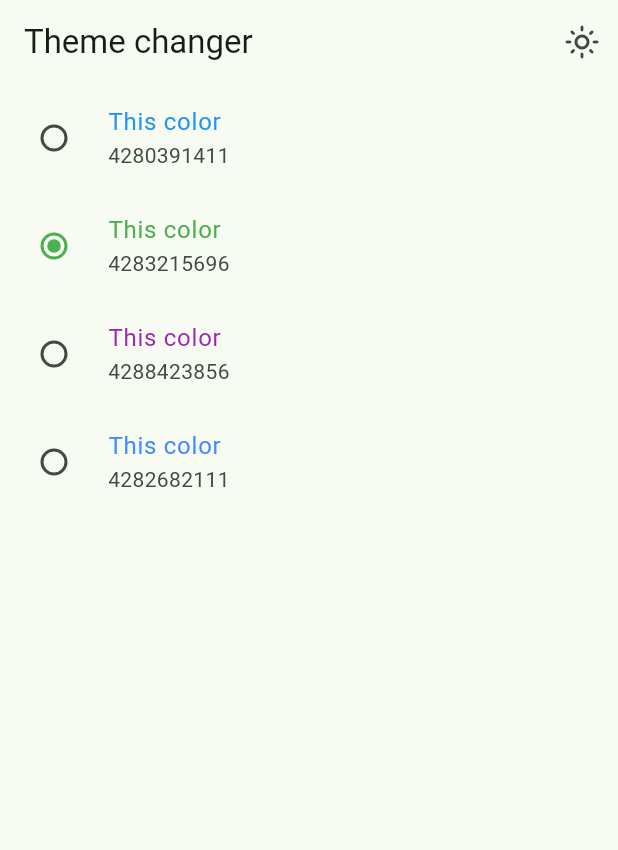
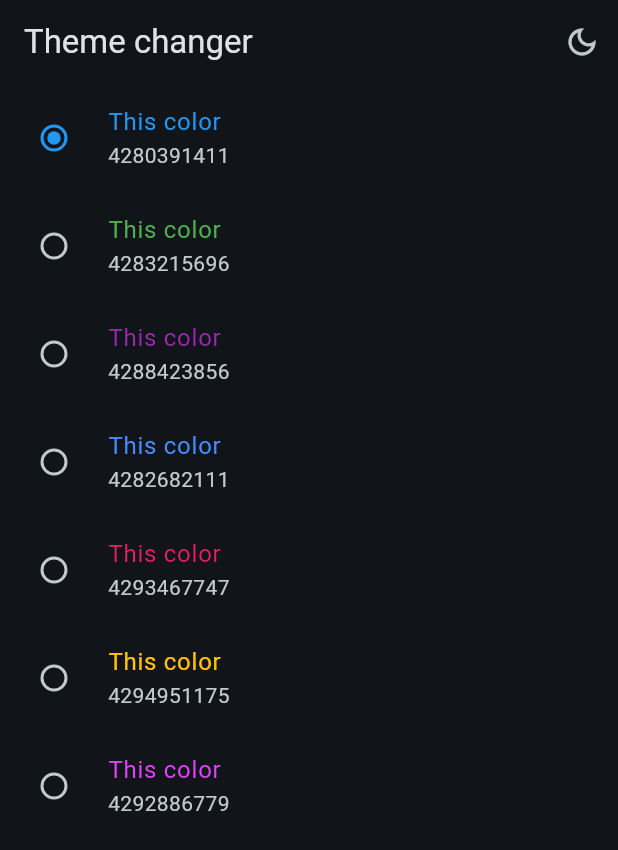
Before and after one commit to Fernando-uif/widgets-flutter, a Flutter app: the ThemeChangerScreen screen opened by its route, after a tap on the "light mode" icon, on a phone screen of 412 x 824 dp. Shown: the top 850 px of the screen. Run offline on Flutter 3.47's test engine with Material 3 defaults, Android fonts, the phone set to English and light mode, and no system bars; our stand-ins replace animate_do, flutter_riverpod, go_router.

Commit message:
change the theme and the color theme

```diff
--- a/lib/config/theme/app_theme.dart
+++ b/lib/config/theme/app_theme.dart
@@ -4,20 +4,25 @@ const colorList = <Color>[
   Colors.blue,
   Colors.green,
   Colors.purple,
-  Colors.blueAccent
+  Colors.blueAccent,
+  Colors.pink,
+  Colors.amber,
+  Colors.purpleAccent
 ];
 
 class AppTheme {
   final int selectedColor;
+  final bool isDarkMode;
 
-  AppTheme({this.selectedColor = 0})
+  AppTheme({this.selectedColor = 0, this.isDarkMode = false})
       : assert(selectedColor >= 0, 'Selected color must be grather than 0'),
-        assert(selectedColor < colorList.length - 1,
+        assert(selectedColor < colorList.length,
             'Selected color must be less or equal ${colorList.length}');
 
   ThemeData getTheme() {
     return ThemeData(
         useMaterial3: true,
+        brightness: isDarkMode ? Brightness.dark : Brightness.light,
         colorSchemeSeed: colorList[selectedColor],
         appBarTheme: const AppBarTheme(centerTitle: false));
   }
--- a/lib/main.dart
+++ b/lib/main.dart
@@ -2,26 +2,25 @@ import 'package:flutter/material.dart';
 import 'package:flutter_riverpod/flutter_riverpod.dart';
 import 'package:widgets_app/config/router/app_router.dart';
 import 'package:widgets_app/config/theme/app_theme.dart';
+import 'package:widgets_app/presentation/providers/theme_provider.dart';
 
 void main() {
   runApp(const ProviderScope(child: MainApp()));
 }
 
-class MainApp extends StatelessWidget {
+class MainApp extends ConsumerWidget {
   const MainApp({super.key});
+  @override
+  Widget build(BuildContext context, WidgetRef ref) {
+    final isDarkMode = ref.watch(isDarkModeProvider);
+    final selectedColor = ref.watch(selectedColorProvider);
 
-  @override
-  Widget build(BuildContext context) {
     return MaterialApp.router(
       title: 'Flutter Widgets',
       routerConfig: appRouter,
-      theme: AppTheme(selectedColor: 1).getTheme(),
+      theme: AppTheme(selectedColor: selectedColor, isDarkMode: isDarkMode)
+          .getTheme(),
       debugShowCheckedModeBanner: false,
-      // home: const HomeScreen(),
-      // routes: {
-      //   '/buttons': (context) => const ButtonsScreen(),
-      //   '/cards': (context) => const CardScreen()
-      // },
     );
   }
 }
--- a/lib/presentation/providers/theme_provider.dart
+++ b/lib/presentation/providers/theme_provider.dart
@@ -4,4 +4,6 @@ import 'package:widgets_app/config/theme/app_theme.dart';
 final isDarkModeProvider = StateProvider<bool>((ref) => false);
 
 //  Inmutable List of colors
-final colorListProvider = Provider((ref)=> colorList);
+final colorListProvider = Provider((ref) => colorList);
+
+final selectedColorProvider = StateProvider((ref) => 0);
--- a/lib/presentation/screens/theme_changer/theme_changer.dart
+++ b/lib/presentation/screens/theme_changer/theme_changer.dart
@@ -11,16 +11,19 @@ class ThemeChangerScreen extends ConsumerWidget {
     final isDarkMode = ref.watch(isDarkModeProvider);
     return Scaffold(
       appBar: AppBar(
-        title: Text('Theme changer'),
+        title: const Text('Theme changer'),
         actions: [
           IconButton(
-              onPressed: () {},
-              icon: isDarkMode
-                  ? const Icon(Icons.dark_mode_outlined)
-                  : const Icon(Icons.light_mode_outlined)),
+            onPressed: () {
+              ref.read(isDarkModeProvider.notifier).update((isDark) => !isDark);
+            },
+            icon: isDarkMode
+                ? const Icon(Icons.dark_mode_outlined)
+                : const Icon(Icons.light_mode_outlined),
+          ),
         ],
       ),
-      body: _ThemeChangerView(),
+      body: const _ThemeChangerView(),
     );
   }
 }
@@ -29,7 +32,8 @@ class _ThemeChangerView extends ConsumerWidget {
   const _ThemeChangerView();
   @override
   Widget build(BuildContext context, ref) {
-    final List<Color> colors = ref.read(colorListProvider);
+    final List<Color> colors = ref.watch(colorListProvider);
+    final int indexColor = ref.watch(selectedColorProvider);
 
     return ListView.builder(
       itemCount: colors.length,
@@ -43,10 +47,10 @@ class _ThemeChangerView extends ConsumerWidget {
             subtitle: Text('${color.value}'),
             activeColor: color,
             value: index,
-            groupValue: 1,
-            onChanged: (value) => {
-                  // todo: Notify change
-                });
+            groupValue: indexColor,
+            onChanged: (value) {
+              ref.read(selectedColorProvider.notifier).state = index;
+            });
       },
     );
   }
```
